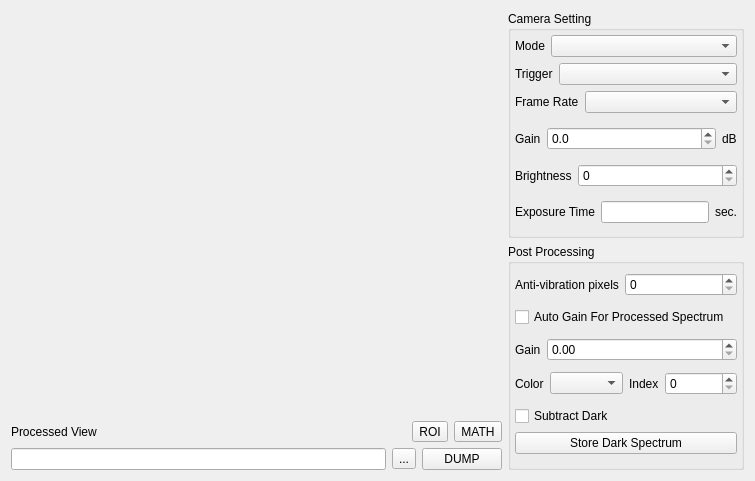
This is modules/optics/core/digitalcameraform.ui in northriv/KAME as Qt 5 draws it before an edit. The edited form follows.
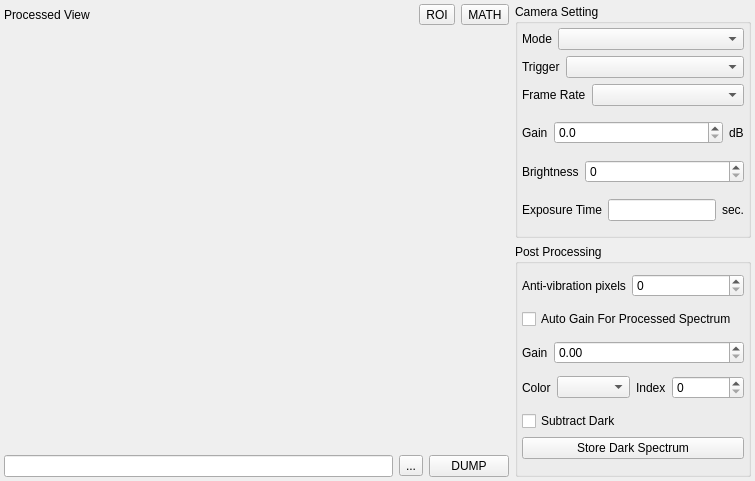
This is the edited form. Custom widgets are drawn as their Qt base class.

Diff of the .ui file:
```diff
--- a/modules/optics/core/digitalcameraform.ui
+++ b/modules/optics/core/digitalcameraform.ui
@@ -15,35 +15,20 @@
   </property>
   <widget class="QWidget" name="widget">
    <layout class="QGridLayout" name="gridLayout">
+    <property name="leftMargin">
+     <number>4</number>
+    </property>
+    <property name="topMargin">
+     <number>4</number>
+    </property>
+    <property name="rightMargin">
+     <number>4</number>
+    </property>
+    <property name="bottomMargin">
+     <number>4</number>
+    </property>
     <item row="0" column="0" rowspan="2">
      <layout class="QVBoxLayout" name="verticalLayout_2">
-      <item>
-       <layout class="QVBoxLayout" name="_6">
-        <item>
-         <layout class="QHBoxLayout" name="_7">
-          <property name="spacing">
-           <number>4</number>
-          </property>
-         </layout>
-        </item>
-        <item>
-         <widget class="XQGraph" name="m_graphwidgetLive" native="true">
-          <property name="sizePolicy">
-           <sizepolicy hsizetype="Expanding" vsizetype="Expanding">
-            <horstretch>0</horstretch>
-            <verstretch>0</verstretch>
-           </sizepolicy>
-          </property>
-          <property name="minimumSize">
-           <size>
-            <width>53</width>
-            <height>53</height>
-           </size>
-          </property>
-         </widget>
-        </item>
-       </layout>
-      </item>
       <item>
        <layout class="QHBoxLayout" name="horizontalLayout_9">
         <item>
@@ -78,6 +63,22 @@
         </item>
        </layout>
       </item>
+      <item>
+       <widget class="XQGraph" name="m_graphwidgetLive" native="true">
+        <property name="sizePolicy">
+         <sizepolicy hsizetype="Expanding" vsizetype="Expanding">
+          <horstretch>0</horstretch>
+          <verstretch>0</verstretch>
+         </sizepolicy>
+        </property>
+        <property name="minimumSize">
+         <size>
+          <width>53</width>
+          <height>53</height>
+         </size>
+        </property>
+       </widget>
+      </item>
       <item>
        <layout class="QHBoxLayout" name="horizontalLayout_8">
         <item>
```
Left out of the diff: 304 changed lines with no effect on the pictures.
